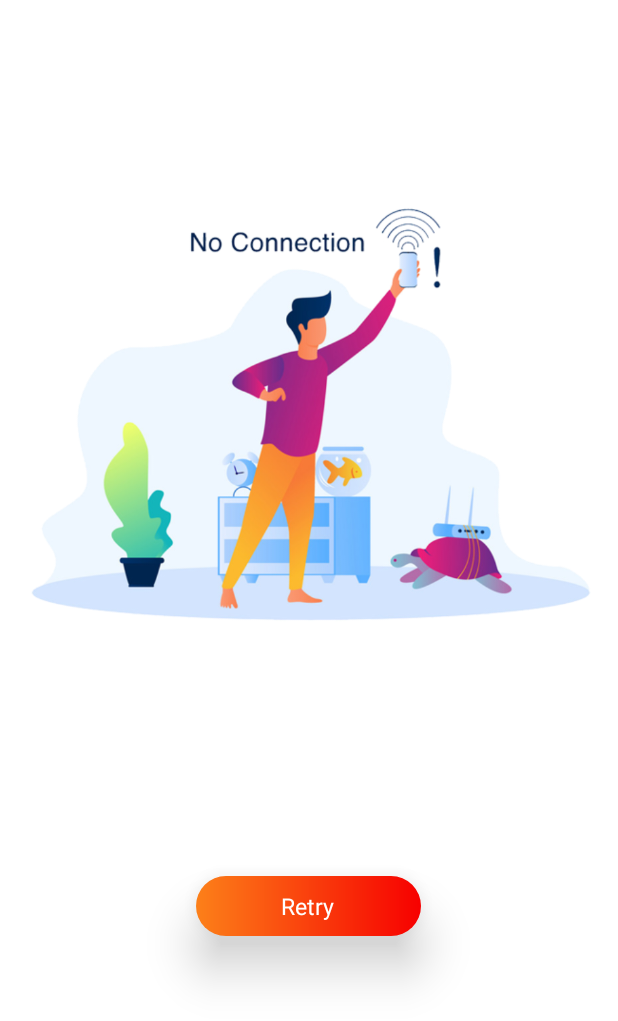
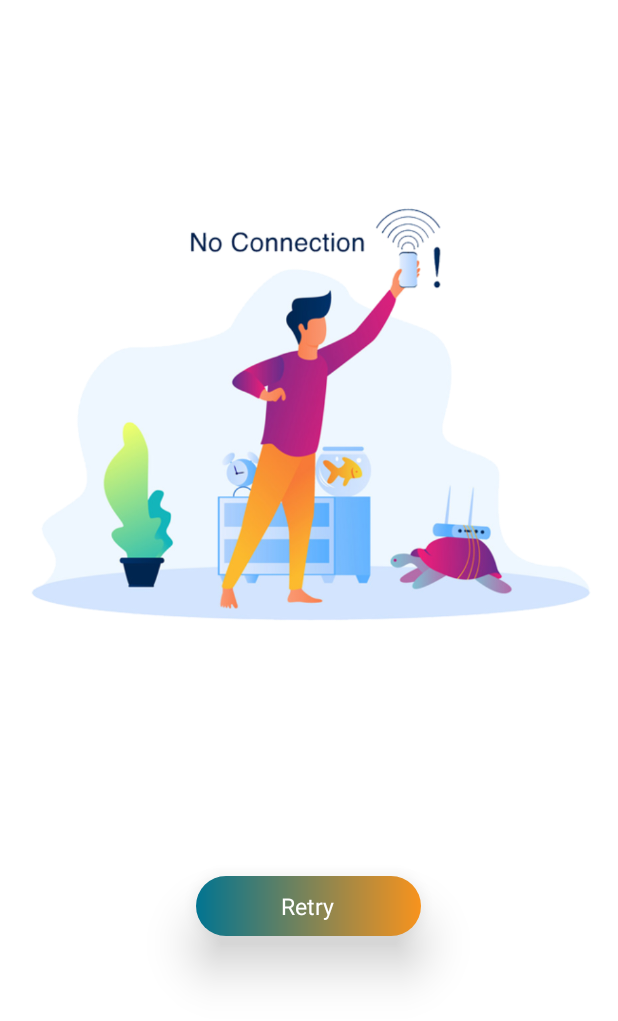
Before and after one commit to satyampra73/EasyLearning, an Android app: the screen it shows after launch (NoInternetActivity), after a tap on "Retry", on a phone screen of 412 x 824 dp. Shown: the top 1021 px of the screen. Run offline under Robolectric (Android 15) with nearby library versions, the phone set to English and light mode, and no system bars; our stand-ins replace AdMob, Volley; libraries missing offline, so code that uses them is left out: com.sinch.android; network calls fail; pictures from the network do not load; 1 statement that could not run was skipped.

Commit message:
app icon added and razorpay key chenged

```diff
--- a/app/build.gradle
+++ b/app/build.gradle
@@ -11,8 +11,8 @@ android {
         applicationId "com.db.easylearning"
         minSdk 21
         targetSdk 32
-        versionCode 11
-        versionName "2.0"
+        versionCode 1
+        versionName "1.0"
         testInstrumentationRunner "androidx.test.runner.AndroidJUnitRunner"
     }
 
--- a/app/src/main/java/com/db/easylearning/RemoveAdsActivity.java
+++ b/app/src/main/java/com/db/easylearning/RemoveAdsActivity.java
@@ -227,7 +227,7 @@ public class RemoveAdsActivity extends AppCompatActivity implements PaymentResul
          * Instantiate Checkout
          */
         checkout = new Checkout();
-        checkout.setKeyID("rzp_live_coLKCi96oheFss");
+        checkout.setKeyID("rzp_live_r5kljMeHUbXgFw");
         /**
          * Set your logo here
          */
@@ -244,14 +244,13 @@ public class RemoveAdsActivity extends AppCompatActivity implements PaymentResul
         try {
             JSONObject options = new JSONObject();
 
-            options.put("name", "Speakify");
+            options.put("name", "EasyLearning");
             options.put("description", "Membership Purchase");
             options.put("image", "https://s3.amazonaws.com/rzp-mobile/images/rzp.png");
 //          options.put("order_id", "order_DBJOWzybf0sJbb");//from response of step 3.
             options.put("theme.color", "#3399cc");
             options.put("currency", "INR");
             options.put("amount", amount * 100);//pass amount in currency subunits
-            options.put("prefill.email", "Speakify@example.com");
             JSONObject retryObj = new JSONObject();
             retryObj.put("enabled", true);
             retryObj.put("max_count", 4);
--- a/app/src/main/java/com/db/easylearning/apphelper/AppConstants.java
+++ b/app/src/main/java/com/db/easylearning/apphelper/AppConstants.java
@@ -25,8 +25,8 @@ import java.util.Date;
 
 public class AppConstants {
     private static Dialog dialog;
-    public static final String SPEAKIFY_API_KEY = "SPEAKIFY-API-KEY";
-    public static final String SPEAKIFYKEYVALUE = "25ab96eb73074ed4ecaaa3ec09c1b5f5c482966f";
+    public static final String SPEAKIFY_API_KEY = "EASYLEARNING24-API-KEY";
+    public static final String SPEAKIFYKEYVALUE = "195c40a3b97e56fe4c699da5d88b5b0bdf3823d5";
 //    //rewarded Test
 //    public static final String AddUnitId ="ca-app-pub-3940256099942544/5224354917";
 
--- a/app/src/main/java/com/db/easylearning/apphelper/URLs.java
+++ b/app/src/main/java/com/db/easylearning/apphelper/URLs.java
@@ -2,8 +2,8 @@ package com.db.easylearning.apphelper;
 
 public class URLs {
 
-    public static final String BaseUrl="https://panel.speakify.co.in/webservices/";
-    public static final String ForImageURL="https://panel.speakify.co.in/";
+    public static final String BaseUrl="https://panel.easylearning24.com/webservices/";
+    public static final String ForImageURL="https://panel.easylearning24.com/";
     public static final String TongueTwister=BaseUrl+"toungue";
     public static final String EnglishTips=BaseUrl+"english_tips";
     public static final String DailyConversation=BaseUrl+"daily_conversation";
--- a/app/src/main/res/layout/fragment_home.xml
+++ b/app/src/main/res/layout/fragment_home.xml
@@ -231,6 +231,7 @@
         android:layout_height="wrap_content"
         android:checked="true"
         android:textSize="13sp"
+        android:visibility="gone"
         android:backgroundTint="@color/red"
         android:text="Male"/>
 
@@ -239,6 +240,7 @@
         android:layout_height="wrap_content"
         android:textSize="13sp"
         android:layout_marginStart="@dimen/_10dp"
+        android:visibility="gone"
         android:backgroundTint="@color/red"
         android:text="Female"/>
 
@@ -246,6 +248,7 @@
         android:layout_width="wrap_content"
         android:layout_height="wrap_content"
         android:textSize="13sp"
+        android:checked="true"
         android:layout_marginStart="@dimen/_10dp"
         android:backgroundTint="@color/red"
         android:text="Anyone"/>
--- a/app/src/main/res/values/colors.xml
+++ b/app/src/main/res/values/colors.xml
@@ -3,23 +3,23 @@
 
     <color name="purple_200">#FFBB86FC</color>
     <color name="purple_100">#E9DBFB</color>
-    <color name="purple_500">#F70000</color>
-    <color name="purple_700">#FC8019</color>
-    <color name="teal_200">#FC8019</color>
-    <color name="teal_700">#FF018786</color>
+    <color name="purple_500">#F8931D</color>
+    <color name="purple_700">#017491</color>
+    <color name="teal_200">#017491</color>
+    <color name="teal_700">#017491</color>
     <color name="black">#FF000000</color>
     <color name="white">#FFFFFFFF</color>
-    <color name="blue">#FC8019</color>
-    <color name="purple">#F70000</color>
+    <color name="blue">#017491</color>
+    <color name="purple">#F8931D</color>
     <color name="light_grey"> #f0f5f5</color>
     <color name="stroke_bg"> #787878</color>
 
-    <color name="sinch_purple">#F70000</color>
+    <color name="sinch_purple">#F8931D</color>
     <color name="off_white">#fffafafa</color>
     <color name="greyish">#fff2f1f2</color>
-    <color name="gifcolor">#FC8019</color>
+    <color name="gifcolor">#017491</color>
 
-    <color name="red_color">#EF2531</color>
+    <color name="red_color">#F8931D</color>
     <color name="green_color">#4CBD55</color>
 
     //plan card colors
@@ -28,5 +28,8 @@
     <color name="third_color">#2FD2B9</color>
 
     <color name="green">#228E1E</color>
+    <color name="app_orange">#F8931D</color>
+    <color name="app_red">#DF126F</color>
+    <color name="app_blue">#017491</color>
 
 </resources>
```
Also changed, not shown: app/src/main/res/drawable/appicon.jpeg (deleted), app/src/main/res/drawable/appicon.jpg (added), app/src/main/res/drawable/logo.png.
